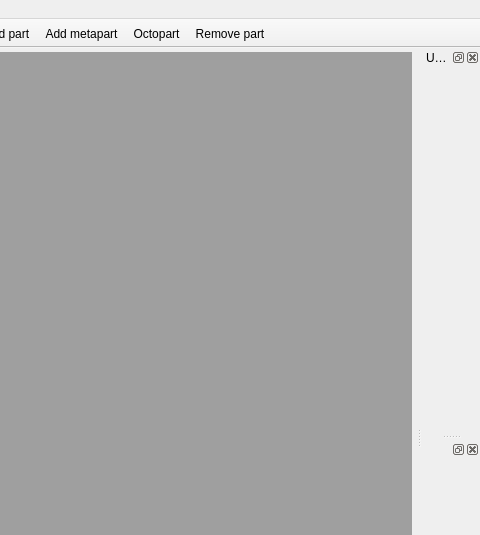
turdusmerula/kipartman, file kipartman-qt/ui/main_window.ui: the form before one commit; both pictures show x 833 to 1313 and y 0 to 535 of the 1313 by 847 pixel window.
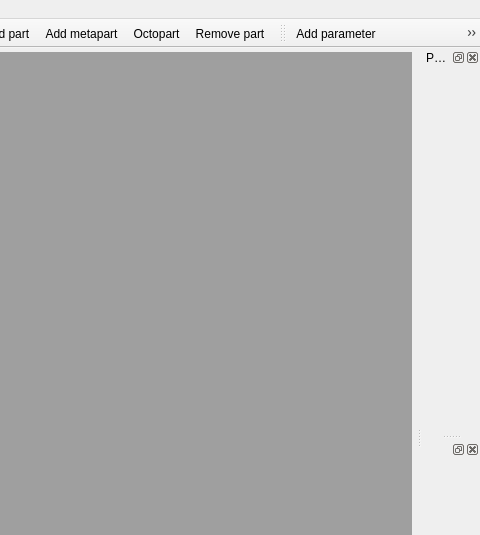
The form after the commit. Icons and pictures are not drawn. Custom widgets are drawn as their Qt base class.

Diff of the .ui file:
```diff
--- a/kipartman-qt/ui/main_window.ui
+++ b/kipartman-qt/ui/main_window.ui
@@ -205,7 +205,7 @@
     <bool>true</bool>
    </property>
    <property name="windowTitle">
-    <string>Units</string>
+    <string>Parameters</string>
    </property>
    <attribute name="dockWidgetArea">
     <number>2</number>
@@ -227,6 +227,20 @@
    </attribute>
    <widget class="QWidget" name="dockWidgetContents_7"/>
   </widget>
+  <widget class="QToolBar" name="toolBar_3">
+   <property name="windowTitle">
+    <string>toolBar_3</string>
+   </property>
+   <attribute name="toolBarArea">
+    <enum>TopToolBarArea</enum>
+   </attribute>
+   <attribute name="toolBarBreak">
+    <bool>false</bool>
+   </attribute>
+   <addaction name="actionParameterAdd"/>
+   <addaction name="actionMetaParameterAdd"/>
+   <addaction name="actionParameterDelete"/>
+  </widget>
   <action name="actionSchematicOpen">
    <property name="text">
     <string>Open</string>
@@ -398,6 +412,33 @@
     <string>Select child mode</string>
    </property>
   </action>
+  <action name="actionParameterAdd">
+   <property name="icon">
+    <iconset>
+     <normaloff>icons/parameter-add-48.png</normaloff>icons/parameter-add-48.png</iconset>
+   </property>
+   <property name="text">
+    <string>Add parameter</string>
+   </property>
+  </action>
+  <action name="actionParameterDelete">
+   <property name="icon">
+    <iconset>
+     <normaloff>icons/parameter-delete-48.png</normaloff>icons/parameter-delete-48.png</iconset>
+   </property>
+   <property name="text">
+    <string>Remove parameter</string>
+   </property>
+  </action>
+  <action name="actionMetaParameterAdd">
+   <property name="icon">
+    <iconset>
+     <normaloff>icons/metaparameter-add-48.png</normaloff>icons/metaparameter-add-48.png</iconset>
+   </property>
+   <property name="text">
+    <string>Add meta parameter</string>
+   </property>
+  </action>
  </widget>
  <customwidgets>
   <customwidget>
@@ -418,6 +459,12 @@
    <header>ui.filter_list_widget</header>
    <container>1</container>
   </customwidget>
+  <customwidget>
+   <class>QParameterListWidget</class>
+   <extends>QWidget</extends>
+   <header>ui.parameter_list_widget</header>
+   <container>1</container>
+  </customwidget>
  </customwidgets>
  <resources>
   <include location="icons.qrc"/>
```
Left out of the diff: 4 changed lines with no effect on the pictures.
